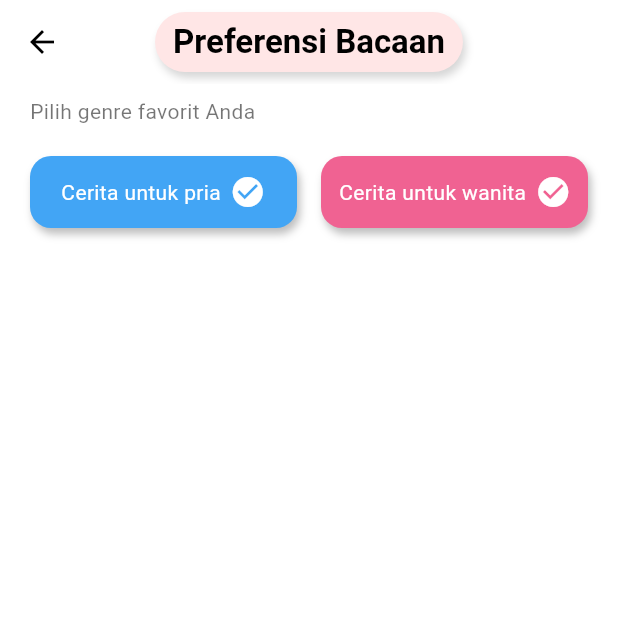
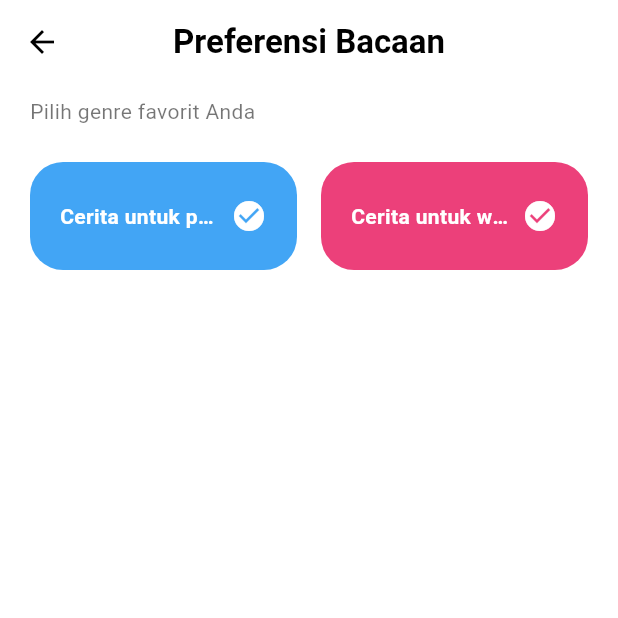
Before and after one commit to Venita23/Tugas-Kelompok-1-DPM, a Flutter app: the PreferensiBacaan screen opened directly, on a phone screen of 412 x 824 dp, the top half of it. Run offline on Flutter 3.47's test engine with Material 3 defaults, Android fonts, the phone set to English and light mode, and no system bars.

Commit message:
Final Preferensi Bacaan

```diff
--- a/lib/preferensi_bacaan.dart
+++ b/lib/preferensi_bacaan.dart
@@ -1,10 +1,20 @@
 import 'package:flutter/material.dart';
 
-class PreferensiBacaan extends StatelessWidget {
+class PreferensiBacaan extends StatefulWidget {
   const PreferensiBacaan({super.key});
 
   @override
+  State<PreferensiBacaan> createState() => _PreferensiBacaanState();
+}
+
+class _PreferensiBacaanState extends State<PreferensiBacaan> {
+  String? _selected; // 'pria' | 'wanita'
+
+  @override
   Widget build(BuildContext context) {
+    final double screenWidth = MediaQuery.of(context).size.width;
+    final double buttonWidth = (screenWidth - 56) / 2;
+
     return Scaffold(
       backgroundColor: Colors.white,
       appBar: AppBar(
@@ -15,25 +25,11 @@ class PreferensiBacaan extends StatelessWidget {
           onPressed: () => Navigator.pop(context),
         ),
         centerTitle: true,
-        title: Container(
-          padding: const EdgeInsets.symmetric(horizontal: 12, vertical: 6),
-          decoration: BoxDecoration(
-            color: const Color(0xFFFFE6E6),
-            borderRadius: BorderRadius.circular(20),
-            boxShadow: const [
-              BoxShadow(
-                color: Color(0x29000000),
-                blurRadius: 4,
-                offset: Offset(2, 4),
-              ),
-            ],
-          ),
-          child: const Text(
-            "Preferensi Bacaan",
+        title: const Text(
+          'Preferensi Bacaan',
           style: TextStyle(
             color: Colors.black,
             fontWeight: FontWeight.bold,
-            ),
           ),
         ),
       ),
@@ -43,68 +39,99 @@ class PreferensiBacaan extends StatelessWidget {
           crossAxisAlignment: CrossAxisAlignment.start,
           children: [
             const Text(
-              "Pilih genre favorit Anda",
+              'Pilih genre favorit Anda',
               style: TextStyle(color: Colors.black54),
             ),
-            const SizedBox(height: 20),
+            const SizedBox(height: 24),
             Wrap(
               spacing: 16,
-  runSpacing: 16,
               children: [
-    buildGenreButton(
-      context: context,
-      label: "Cerita untuk pria",
+                _GenreButton(
+                  id: 'pria',
+                  label: 'Cerita untuk pria',
                   color: Colors.blue.shade400,
+                  width: buttonWidth,
+                  isSelected: _selected == 'pria',
+                  onTap: () => setState(() => _selected = 'pria'),
                 ),
-    buildGenreButton(
-      context: context,
-      label: "Cerita untuk wanita",
-      color: Colors.pink.shade300,
+                _GenreButton(
+                  id: 'wanita',
+                  label: 'Cerita untuk wanita',
+                  color: Colors.pink.shade400,
+                  width: buttonWidth,
+                  isSelected: _selected == 'wanita',
+                  onTap: () => setState(() => _selected = 'wanita'),
                 ),
               ],
             ),
-
           ],
         ),
       ),
     );
   }
+}
 
- Widget buildGenreButton({
-  required BuildContext context,
-  required String label,
-  required Color color,
-}) {
+class _GenreButton extends StatelessWidget {
+  const _GenreButton({
+    required this.id,
+    required this.label,
+    required this.color,
+    required this.width,
+    required this.isSelected,
+    required this.onTap,
+  });
 
-  final double screenWidth = MediaQuery.of(context).size.width;
-  final double buttonWidth = (screenWidth - 56) / 2; // 20 padding kiri + kanan + 16 spacing
+  final String id;
+  final String label;
+  final Color color;
+  final double width;
+  final bool isSelected;
+  final VoidCallback onTap;
 
-  return Container(
-    width: buttonWidth,
-    padding: const EdgeInsets.symmetric(horizontal: 12, vertical: 12),
+  @override
+  Widget build(BuildContext context) {
+    final Color checkColor = isSelected
+        ? (id == 'pria' ? Colors.blue.shade700 : Colors.pink.shade700)
+        : Colors.white;
+
+    return InkWell(
+      borderRadius: BorderRadius.circular(22),
+      onTap: onTap,
+      child: AnimatedContainer(
+        duration: const Duration(milliseconds: 200),
+        width: width,
+        padding: const EdgeInsets.symmetric(horizontal: 20, vertical: 24), // lebih tinggi
         decoration: BoxDecoration(
           color: color,
-      borderRadius: BorderRadius.circular(14),
-      boxShadow: const [
-        BoxShadow(
+          borderRadius: BorderRadius.circular(22),
+          boxShadow: isSelected
+              ? [
+                  const BoxShadow(
                     color: Colors.black26,
-          blurRadius: 4,
+                    blurRadius: 6,
                     offset: Offset(2, 4),
                   ),
-      ],
+                ]
+              : null,
         ),
         child: Row(
           mainAxisAlignment: MainAxisAlignment.center,
           children: [
-        Text(
+            Flexible(
+              child: Text(
                 label,
-          style: const TextStyle(color: Colors.white),
+                style: const TextStyle(
+                  color: Colors.white,
+                  fontWeight: FontWeight.w600,
                 ),
-        const SizedBox(width: 6),
-        const Icon(Icons.check_circle, color: Colors.white),
+                overflow: TextOverflow.ellipsis,
+              ),
+            ),
+            const SizedBox(width: 8),
+            Icon(Icons.check_circle, color: checkColor),
           ],
+        ),
       ),
     );
   }
-
 }
```
Lines whose indentation alone changed are shown as unchanged.
